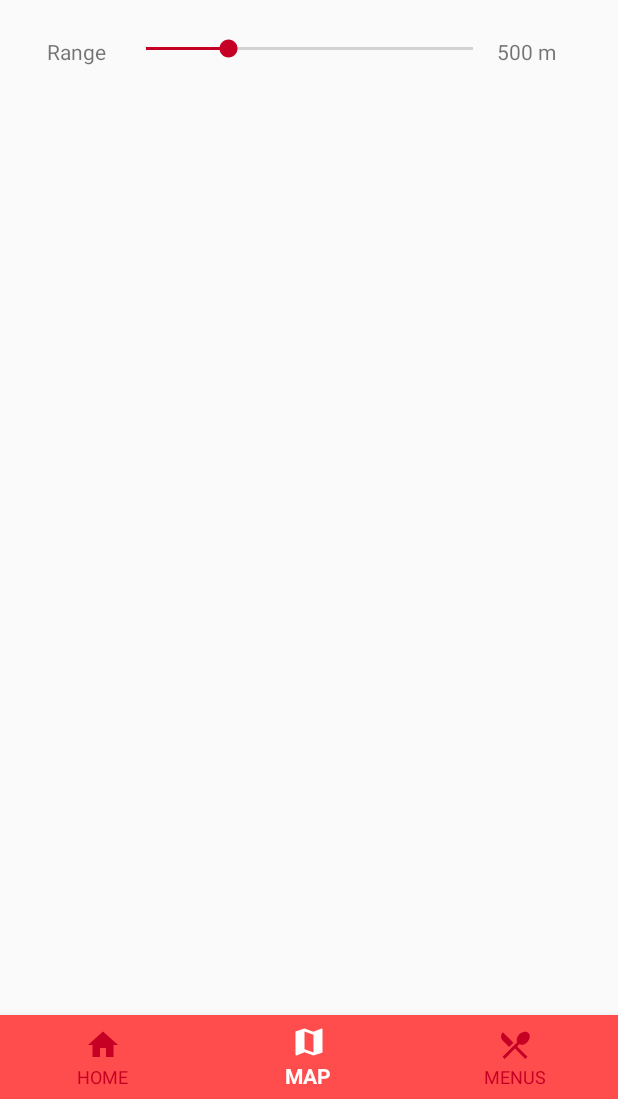
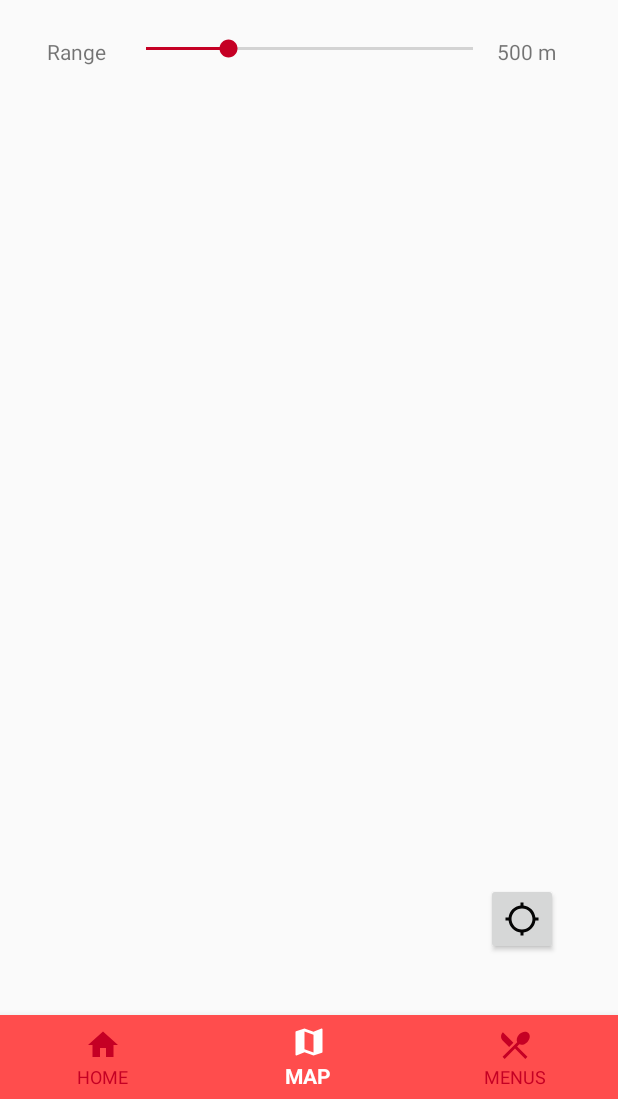
Before and after one commit to 445611/DailyYummis, an Android app: the MapFragment screen opened through its navigation route, on a phone screen of 412 x 824 dp, the part 137-1236 px from its top. Run offline under Robolectric (Android 15) with nearby library versions, the phone set to English and light mode, and no system bars; our stand-ins replace navigation-ui; libraries missing offline, so code that uses them is left out: com.google.maps.android; 6 statements that could not run were skipped.

Commit message:
On position update camera does not move. Center to your position button added.

```diff
--- /dev/null
+++ b/App/app/src/main/res/drawable/ic_location_center_black_24dp.xml
@@ -0,0 +1,5 @@
+<vector android:alpha="0.98" android:height="24dp"
+    android:viewportHeight="24.0" android:viewportWidth="24.0"
+    android:width="24dp" xmlns:android="http://schemas.android.com/apk/res/android">
+    <path android:fillColor="#FF000000" android:pathData="M20.94,11c-0.46,-4.17 -3.77,-7.48 -7.94,-7.94V1h-2v2.06C6.83,3.52 3.52,6.83 3.06,11H1v2h2.06c0.46,4.17 3.77,7.48 7.94,7.94V23h2v-2.06c4.17,-0.46 7.48,-3.77 7.94,-7.94H23v-2h-2.06zM12,19c-3.87,0 -7,-3.13 -7,-7s3.13,-7 7,-7 7,3.13 7,7 -3.13,7 -7,7z"/>
+</vector>
--- a/App/app/src/main/res/layout/fragment_map.xml
+++ b/App/app/src/main/res/layout/fragment_map.xml
@@ -7,13 +7,15 @@
     tools:context=".MapFragment">
 
 
+    <!--  0 - 2000 metrov  -->
     <fragment
         android:id="@+id/map"
+        android:name="com.google.android.gms.maps.SupportMapFragment"
         android:layout_width="match_parent"
         android:layout_height="match_parent"
-        android:name="com.google.android.gms.maps.SupportMapFragment"
-        />
-    <!--  0 - 2000 metrov  -->
+        tools:layout_editor_absoluteX="0dp"
+        tools:layout_editor_absoluteY="-168dp" />
+
     <androidx.appcompat.widget.AppCompatSeekBar
         android:id="@+id/seekBar"
         android:layout_width="250dp"
@@ -66,4 +68,14 @@
         app:layout_constraintStart_toStartOf="parent"
         app:layout_constraintTop_toBottomOf="@id/map1Warning" />
 
+    <Button
+        android:id="@+id/centerPosition"
+        android:layout_width="48dp"
+        android:layout_height="48dp"
+        android:layout_marginBottom="40dp"
+        android:layout_marginRight="40dp"
+        android:drawableLeft="@drawable/ic_location_center_black_24dp"
+        app:layout_constraintBottom_toBottomOf="@+id/map"
+        app:layout_constraintEnd_toEndOf="parent" />
+
 </androidx.constraintlayout.widget.ConstraintLayout>
```
Also changed, not shown: App/app/src/main/java/cz/muni/fi/pv239/dailyyummies/MapFragment.kt (+14 -9 lines).
